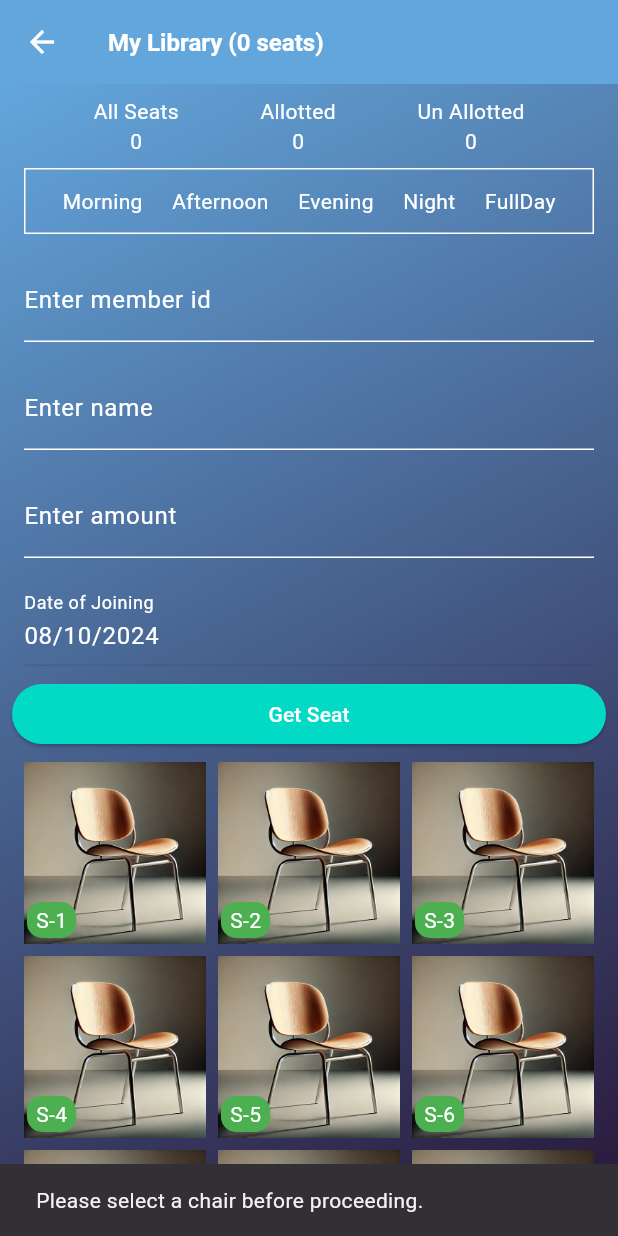
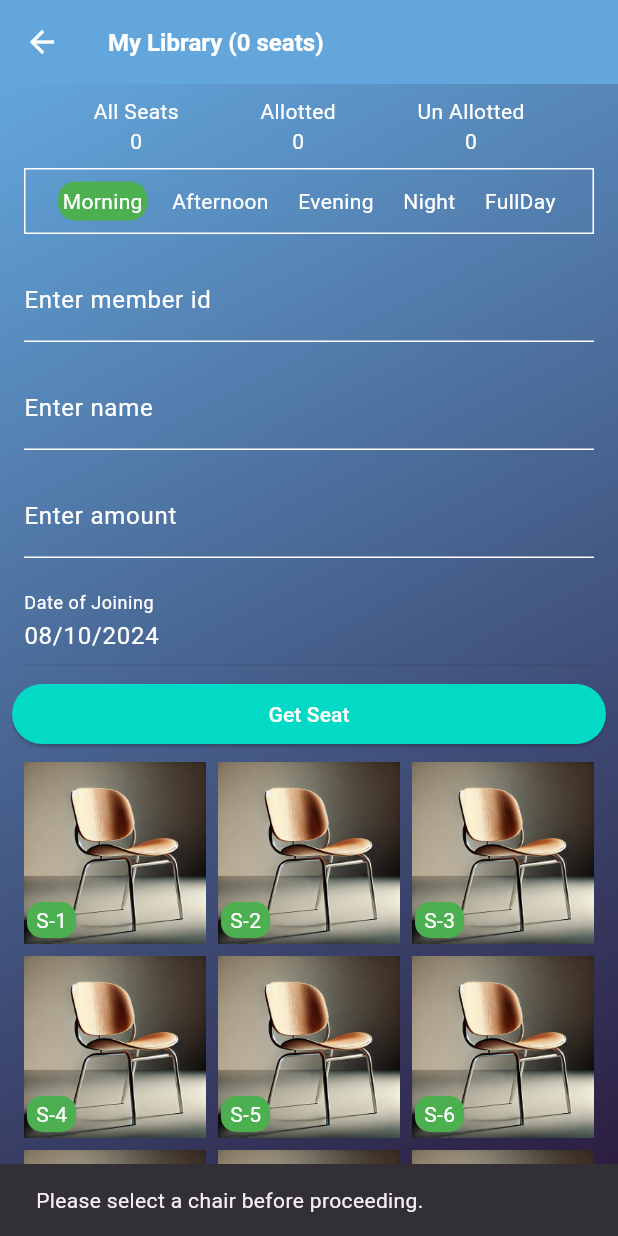
Before and after one commit to SUMITKRROY/my-library, a Flutter app: the BookSeats screen opened by its route, after a tap on "Get Seat", on a phone screen of 412 x 824 dp. Run offline on Flutter 3.47's test engine with Material 3 defaults, Android fonts, the phone set to English and light mode, and no system bars; our stand-ins replace bloc, dio, equatable, flutter_bloc, flutter_screenutil, pdf and 2 more; accounts and stored records are empty.

Commit message:
some change in seat allotment page "

```diff
--- a/lib/database/table/seat_allotment_db.dart
+++ b/lib/database/table/seat_allotment_db.dart
@@ -4,10 +4,12 @@ import '../database_helper.dart';
 class SeatAllotment {
   static const String SEAT_ALLOTMENT = "SEAT_ALLOTMENT";
   static const String shift = "SHIFT";
+  static const String shiftIndex = "Shift_Index";
   static const String name = "Name";
   static const String amount = "Amount";
   static const String memberId = "MEMBER_ID";
   static const String chairNo = "CHAIR_NO";
+  static const String chairIndex = "Chair_Index";
   static const String dateOfJoining = "Date_Of_Joining";
   static const String memberStatus = "MemberStatus";
 
@@ -18,7 +20,9 @@ class SeatAllotment {
     $memberId TEXT PRIMARY KEY,
     $name TEXT DEFAULT '',
     $shift TEXT DEFAULT '',
+    $shiftIndex TEXT DEFAULT '',
     $chairNo TEXT DEFAULT '',
+    $chairIndex TEXT DEFAULT '',
     $amount TEXT DEFAULT '',
     $dateOfJoining TEXT DEFAULT '',
     $memberStatus TEXT DEFAULT ''
--- a/lib/provider/seat_allotment/getseat_event.dart
+++ b/lib/provider/seat_allotment/getseat_event.dart
@@ -7,19 +7,24 @@ class GetSeatSuccessEvent extends GetSeatEvent {}
 
 class InsertSeatEvent extends GetSeatEvent {
   final String selectedShift;
+  final String selectedShiftIndex;
   final String memberId;
   final String name;
   final String chairNo;
+  final String chairIndex;
   final String amount;
   final String dateOfJoining;
   final String memberStatus;
 
   // Constructor with required parameters
-  InsertSeatEvent({
+  InsertSeatEvent( {
+
     required this.selectedShift,
+    required this.selectedShiftIndex,
     required this.memberId,
     required this.name,
     required this.chairNo,
+    required this.chairIndex,
     required this.amount,
     required this.dateOfJoining,
     required this.memberStatus,
--- a/lib/view/seat_Allotment.dart
+++ b/lib/view/seat_Allotment.dart
@@ -34,12 +34,15 @@ class _BookSeatsState extends State<BookSeats> {
   int _selectedPeriodIndex = -1; // To keep track of the selected period index
   int _totalMembers = 0;
   int _totalSeats = 0;
+  Map<String, List<String>> shiftData = {};
 
   @override
   void initState() {
     super.initState();
     _selectedChairIndex = -1; // No chair selected initially
-    _dateOfJoiningController.text = Utils.getFormattedDate(DateTime.now()); // Set today's date
+    _selectedPeriodIndex = 0; // Automatically select the Morning shift
+    _dateOfJoiningController.text =
+        Utils.getFormattedDate(DateTime.now()); // Set today's date
     _fetchTotalMembers();
   }
 
@@ -56,15 +59,49 @@ class _BookSeatsState extends State<BookSeats> {
     try {
       List<Map<String, dynamic>> data = await SeatAllotment().getUserData();
       List<Map<String, dynamic>> profileData = await ProfileTable().getProfile();
+
+      // Call the filter function to get shift data
+      shiftData = _filterDataByShift(data);
+
       setState(() {
         _totalMembers = data.length;
-        _totalSeats = profileData.first['TOTAL_SEATS'];
+        _totalSeats = profileData.isNotEmpty ? profileData.first['TOTAL_SEATS'] : 0; // Check if profileData is not empty
+        print("_totalSeats: $_totalSeats");
+        print("_totalMembers: $_totalMembers");
+        print("Filtered Shift Data: $shiftData"); // Print the filtered data
       });
     } catch (e) {
       print("Error fetching total members: $e");
     }
   }
+  // Function to filter the data by shift
+  Map<String, List<String>> _filterDataByShift(List<Map<String, dynamic>> data) {
+    // Initialize the shiftData map
+    Map<String, List<String>> shiftData = {
+      'Morning': [],
+      'Afternoon': [],
+      'Evening': [],
+      'Night': [],
+      'FullDay': [],
+      'Unknown': [],
+    };
 
+    // Filter data by shift and populate the map
+    for (var member in data) {
+      String shift = member['SHIFT'] ?? 'Unknown'; // Default to 'Unknown' if SHIFT is null
+      String chairNo = member['CHAIR_NO'] ?? 'N/A'; // Default to 'N/A' if CHAIR_NO is null
+
+      // Check if the shift exists in the map and add the chair number
+      if (shiftData.containsKey(shift)) {
+        shiftData[shift]!.add(chairNo);
+      } else {
+        // Add to 'Unknown' category for shifts not defined in the map
+        shiftData['Unknown']!.add(chairNo);
+      }
+    }
+
+    return shiftData;
+  }
   Future<void> _refreshData() async {
     await _fetchTotalMembers();
   }
@@ -91,8 +128,12 @@ class _BookSeatsState extends State<BookSeats> {
             fontColor: Colors.white,
           ),
         ),
+        // Set resizeToAvoidBottomInset to true to avoid overflow when keyboard is opened
+        resizeToAvoidBottomInset: true,
         body: RefreshIndicator(
           onRefresh: _refreshData,
+          child: SingleChildScrollView(
+            // Wrap the content in SingleChildScrollView to make it scrollable
             child: Form(
               key: _formKey,
               child: GradientContainer(
@@ -106,7 +147,8 @@ class _BookSeatsState extends State<BookSeats> {
                         children: [
                           _buildSeatInfoColumn("All Seats", "${_totalSeats}"),
                           _buildSeatInfoColumn("Allotted", "${_totalMembers}"),
-                        _buildSeatInfoColumn("Un Allotted", "${_totalSeats - _totalMembers}"),
+                          _buildSeatInfoColumn(
+                              "Un Allotted", "${_totalSeats - _totalMembers}"),
                         ],
                       ),
                       // Shift selection buttons
@@ -130,10 +172,13 @@ class _BookSeatsState extends State<BookSeats> {
                         ),
                       ),
                       // Form fields
-                    _buildTextFormField(_memberIdController, "Enter member id"),
+                      _buildTextFormField(
+                          _memberIdController, "Enter member id"),
                       _buildTextFormField(_nameController, "Enter name"),
                       _buildTextFormField(_amountController, "Enter amount"),
-                    _buildTextFormField(_dateOfJoiningController, "Date of Joining", enabled: false),
+                      _buildTextFormField(
+                          _dateOfJoiningController, "Date of Joining",
+                          enabled: false),
 
                       // Get Seat button
                       Row(
@@ -145,25 +190,32 @@ class _BookSeatsState extends State<BookSeats> {
                                 if (_selectedChairIndex == -1) {
                                   ScaffoldMessenger.of(context).showSnackBar(
                                     SnackBar(
-                                    content: Text('Please select a chair before proceeding.'),
+                                      content: Text(
+                                          'Please select a chair before proceeding.'),
                                     ),
                                   );
                                 } else if (_selectedPeriodIndex == -1) {
                                   ScaffoldMessenger.of(context).showSnackBar(
                                     SnackBar(
-                                    content: Text('Please select a shift before proceeding.'),
+                                      content: Text(
+                                          'Please select a shift before proceeding.'),
                                     ),
                                   );
                                 } else if (_formKey.currentState!.validate()) {
                                   context.read<GetSeatBloc>().add(
                                         InsertSeatEvent(
-                                    selectedShift: _getShiftLabel(_selectedPeriodIndex),
-                                    memberId: _memberIdController.text.trim(),
-                                    chairNo: "S-${_selectedChairIndex + 1}",
+                                          selectedShift: _getShiftLabel(
+                                              _selectedPeriodIndex),
+                                          memberId:
+                                              _memberIdController.text.trim(),
+                                          chairNo:
+                                              "S-${_selectedChairIndex + 1}",
                                           memberStatus: 'Active',
                                           name: _nameController.text.trim(),
                                           amount: _amountController.text.trim(),
-                                    dateOfJoining: _dateOfJoiningController.text.trim(),
+                                          dateOfJoining:
+                                              _dateOfJoiningController.text
+                                                  .trim(), selectedShiftIndex: _selectedPeriodIndex.toString(), chairIndex: _selectedChairIndex.toString(),
                                         ),
                                       );
                                 }
@@ -174,22 +226,29 @@ class _BookSeatsState extends State<BookSeats> {
                         ],
                       ),
                       // Chair Grid
-                    Expanded(
+                      // Wrapped inside a fixed-size container to avoid overflow
+                      SizedBox(
+                        height: MediaQuery.of(context).size.height *
+                            0.4, // Limit grid height to 40% of the screen
                         child: GridView.builder(
                           physics: BouncingScrollPhysics(),
                           padding: EdgeInsets.all(8.0),
-                        gridDelegate: SliverGridDelegateWithFixedCrossAxisCount(
+                          gridDelegate:
+                              SliverGridDelegateWithFixedCrossAxisCount(
                             crossAxisCount: 3,
                             childAspectRatio: 1,
                             crossAxisSpacing: 8.0,
                             mainAxisSpacing: 8.0,
                           ),
-                        itemCount: widget.totalSeats.isNotEmpty ? int.parse(widget.totalSeats) : 0,
+                          itemCount: widget.totalSeats.isNotEmpty
+                              ? int.parse(widget.totalSeats)
+                              : 0,
                           itemBuilder: (context, index) {
                             return GestureDetector(
                               onTap: () {
                                 setState(() {
-                                _selectedChairIndex = _selectedChairIndex == index ? -1 : index;
+                                  _selectedChairIndex =
+                                      _selectedChairIndex == index ? -1 : index;
                                 });
                               },
                               child: Semantics(
@@ -206,10 +265,12 @@ class _BookSeatsState extends State<BookSeats> {
                                       bottom: 4,
                                       left: 2,
                                       child: Container(
-                                      padding: EdgeInsets.symmetric(horizontal: 6, vertical: 2),
+                                        padding: EdgeInsets.symmetric(
+                                            horizontal: 6, vertical: 2),
                                         decoration: BoxDecoration(
                                           color: Colors.green,
-                                        borderRadius: BorderRadius.all(Radius.circular(10)),
+                                          borderRadius: BorderRadius.all(
+                                              Radius.circular(10)),
                                         ),
                                         child: MyText(
                                           label: 'S-${index + 1}',
@@ -241,6 +302,7 @@ class _BookSeatsState extends State<BookSeats> {
             ),
           ),
         ),
+      ),
     );
   }
 
@@ -255,7 +317,8 @@ class _BookSeatsState extends State<BookSeats> {
       child: Container(
         padding: const EdgeInsets.all(3.0),
         decoration: BoxDecoration(
-          color: _selectedPeriodIndex == index ? Colors.green : Colors.transparent,
+          color:
+              _selectedPeriodIndex == index ? Colors.green : Colors.transparent,
           borderRadius: BorderRadius.all(Radius.circular(10.r)),
         ),
         child: MyText(
@@ -267,7 +330,8 @@ class _BookSeatsState extends State<BookSeats> {
   }
 
   // Builds the form fields for user input
-  Widget _buildTextFormField(TextEditingController controller, String label, {bool enabled = true}) {
+  Widget _buildTextFormField(TextEditingController controller, String label,
+      {bool enabled = true}) {
     return Padding(
       padding: const EdgeInsets.all(8.0),
       child: TextFormField(
```
Lines whose indentation alone changed are shown as unchanged.
